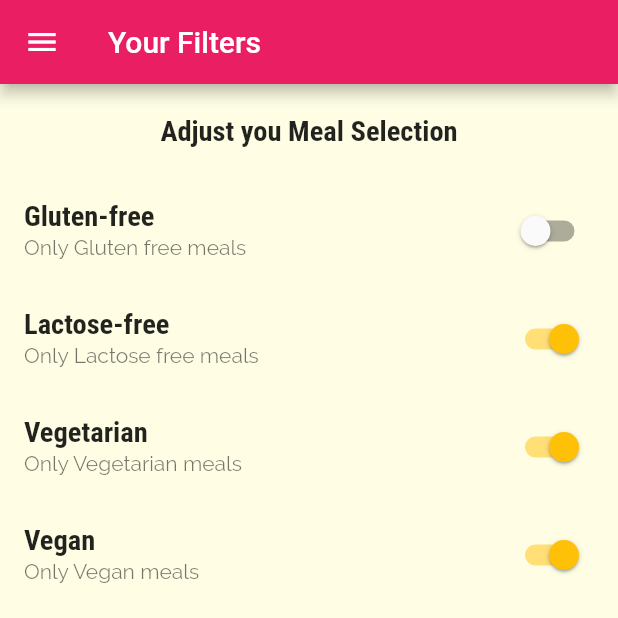
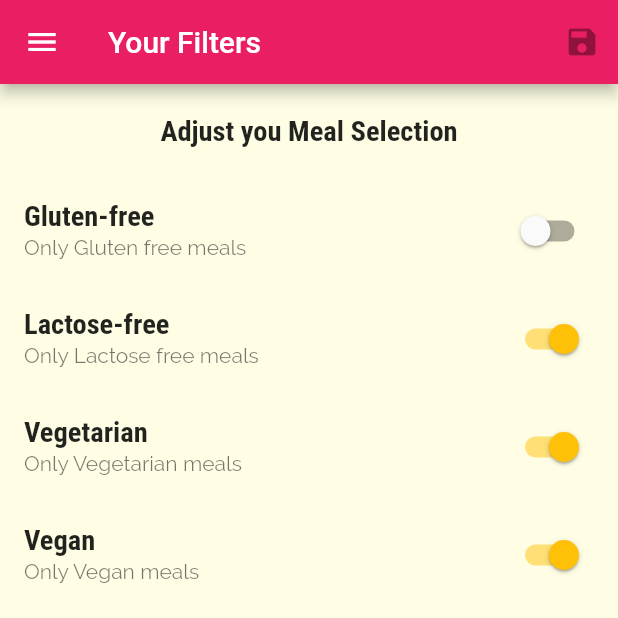
Before and after one commit to para-docx/meal_app, a Flutter app: the FilterScreen screen opened by its route, on a phone screen of 412 x 824 dp, the top half of it. Run offline on Flutter 3.47's test engine with Material 2 defaults, Android fonts, the phone set to English and light mode, and no system bars; statements that could not run were skipped.

```diff
--- a/lib/main.dart
+++ b/lib/main.dart
@@ -10,7 +10,22 @@ import 'screens/categories_screen.dart';
 
 void main() => runApp(MyApp());
 
-class MyApp extends StatelessWidget {
+class MyApp extends StatefulWidget {
+  @override
+  State<MyApp> createState() => _MyAppState();
+}
+
+class _MyAppState extends State<MyApp> {
+  //Variables
+  Map<String, bool> _filters = {
+    'gluten': false,
+    'lactose': false,
+    'vegan': false,
+    'vegetarian': false,
+  };
+
+  //Functions
+  void _setFilters(Map<String, bool> filterData) {}
   @override
   Widget build(BuildContext context) {
     return MaterialApp(
--- a/lib/screens/filter_screen.dart
+++ b/lib/screens/filter_screen.dart
@@ -32,6 +32,12 @@ class _FilterScreenState extends State<FilterScreen> {
     return Scaffold(
       appBar: AppBar(
         title: Text('Your Filters'),
+        actions: [
+          IconButton(
+            icon: Icon(Icons.save),
+            onPressed: null,
+          ),
+        ],
       ),
       drawer: MainDrawer(),
       body: Column(
```
